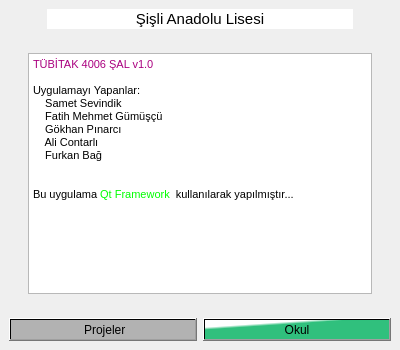
This is okul.ui in Sisli-Anadolu-Lisesi-Yazilim-Grubu/tubitak-sal-android as Qt 5 draws it before an edit. The edited form follows.
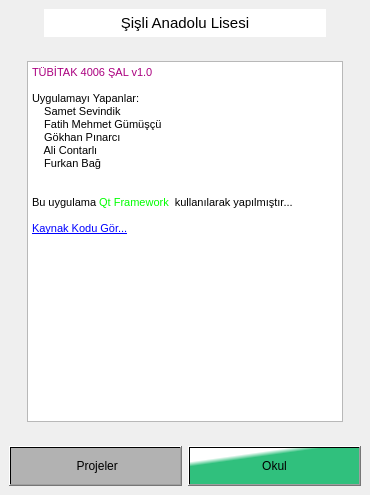
This is the edited form. Icons and pictures are not drawn.

The edit to the form file:
```diff
--- a/okul.ui
+++ b/okul.ui
@@ -6,28 +6,16 @@
    <rect>
     <x>0</x>
     <y>0</y>
-    <width>400</width>
-    <height>350</height>
+    <width>370</width>
+    <height>495</height>
    </rect>
   </property>
   <property name="sizePolicy">
-   <sizepolicy hsizetype="Fixed" vsizetype="Fixed">
+   <sizepolicy hsizetype="Expanding" vsizetype="Expanding">
     <horstretch>0</horstretch>
     <verstretch>0</verstretch>
    </sizepolicy>
   </property>
-  <property name="minimumSize">
-   <size>
-    <width>400</width>
-    <height>350</height>
-   </size>
-  </property>
-  <property name="maximumSize">
-   <size>
-    <width>400</width>
-    <height>350</height>
-   </size>
-  </property>
   <property name="windowTitle">
    <string>TÜBİTAK 4006 ŞAL</string>
   </property>
@@ -41,7 +29,7 @@
 }</string>
   </property>
   <widget class="QWidget" name="layoutWidget">
-   <layout class="QVBoxLayout" name="verticalLayout" stretch="0,0,90,0,0">
+   <layout class="QVBoxLayout" name="verticalLayout" stretch="7,0,90,0,10">
     <item>
      <layout class="QHBoxLayout" name="horizontalLayout_4" stretch="10,80,10">
       <item>
@@ -59,6 +47,21 @@
       </item>
       <item>
        <widget class="QLabel" name="okulAdi">
+        <property name="sizePolicy">
+         <sizepolicy hsizetype="Preferred" vsizetype="Preferred">
+          <horstretch>0</horstretch>
+          <verstretch>0</verstretch>
+         </sizepolicy>
+        </property>
+        <property name="font">
+         <font>
+          <family>MS Shell Dlg 2</family>
+          <pointsize>8</pointsize>
+          <weight>9</weight>
+          <italic>false</italic>
+          <bold>false</bold>
+         </font>
+        </property>
         <property name="layoutDirection">
          <enum>Qt::LeftToRight</enum>
         </property>
@@ -131,7 +134,9 @@
 &lt;p style=&quot; margin-top:0px; margin-bottom:0px; margin-left:0px; margin-right:0px; -qt-block-indent:0; text-indent:0px;&quot;&gt;    Furkan Bağ&lt;/p&gt;
 &lt;p style=&quot;-qt-paragraph-type:empty; margin-top:0px; margin-bottom:0px; margin-left:0px; margin-right:0px; -qt-block-indent:0; text-indent:0px;&quot;&gt;&lt;br /&gt;&lt;/p&gt;
 &lt;p style=&quot;-qt-paragraph-type:empty; margin-top:0px; margin-bottom:0px; margin-left:0px; margin-right:0px; -qt-block-indent:0; text-indent:0px;&quot;&gt;&lt;br /&gt;&lt;/p&gt;
-&lt;p style=&quot; margin-top:0px; margin-bottom:0px; margin-left:0px; margin-right:0px; -qt-block-indent:0; text-indent:0px;&quot;&gt;Bu uygulama &lt;span style=&quot; color:#00ff00;&quot;&gt;Qt Framework&lt;/span&gt;  kullanılarak yapılmıştır...&lt;/p&gt;&lt;/body&gt;&lt;/html&gt;</string>
+&lt;p style=&quot; margin-top:0px; margin-bottom:0px; margin-left:0px; margin-right:0px; -qt-block-indent:0; text-indent:0px;&quot;&gt;Bu uygulama &lt;span style=&quot; color:#00ff00;&quot;&gt;Qt Framework&lt;/span&gt;  kullanılarak yapılmıştır...&lt;/p&gt;
+&lt;p style=&quot;-qt-paragraph-type:empty; margin-top:0px; margin-bottom:0px; margin-left:0px; margin-right:0px; -qt-block-indent:0; text-indent:0px;&quot;&gt;&lt;br /&gt;&lt;/p&gt;
+&lt;p style=&quot; margin-top:0px; margin-bottom:0px; margin-left:0px; margin-right:0px; -qt-block-indent:0; text-indent:0px;&quot;&gt;&lt;a href=&quot;https://github.com/Samet732/TUBITAK-4006-SAL&quot;&gt;&lt;span style=&quot; font-size:8pt; text-decoration: underline; color:#0000ff;&quot;&gt;Kaynak Kodu Gör...&lt;/span&gt;&lt;/a&gt;&lt;/p&gt;&lt;/body&gt;&lt;/html&gt;</string>
         </property>
        </widget>
       </item>
@@ -173,12 +178,6 @@
           <verstretch>0</verstretch>
          </sizepolicy>
         </property>
-        <property name="maximumSize">
-         <size>
-          <width>200</width>
-          <height>100</height>
-         </size>
-        </property>
         <property name="styleSheet">
          <string notr="true">background-color: qlineargradient(spread:pad, x1:0, y1:0, x2:0, y2:0, stop:1 rgba(178, 178, 178, 255));
 font: 14pt &quot;MS Shell Dlg 2&quot;;</string>
@@ -191,17 +190,11 @@
       <item>
        <widget class="QPushButton" name="okulButton">
         <property name="sizePolicy">
-         <sizepolicy hsizetype="Preferred" vsizetype="Preferred">
+         <sizepolicy hsizetype="Expanding" vsizetype="Expanding">
           <horstretch>0</horstretch>
           <verstretch>0</verstretch>
          </sizepolicy>
         </property>
-        <property name="maximumSize">
-         <size>
-          <width>200</width>
-          <height>100</height>
-         </size>
-        </property>
         <property name="styleSheet">
          <string notr="true">background-color: qlineargradient(spread:pad, x1:0.607955, y1:0.29, x2:0.466, y2:0.0745909, stop:0.5625 rgba(48, 192, 125, 255), stop:1 rgba(255, 255, 255, 255));
 font: 14pt &quot;MS Shell Dlg 2&quot;;</string>
```
Left out of the diff: 3 changed lines with no effect on the pictures.
